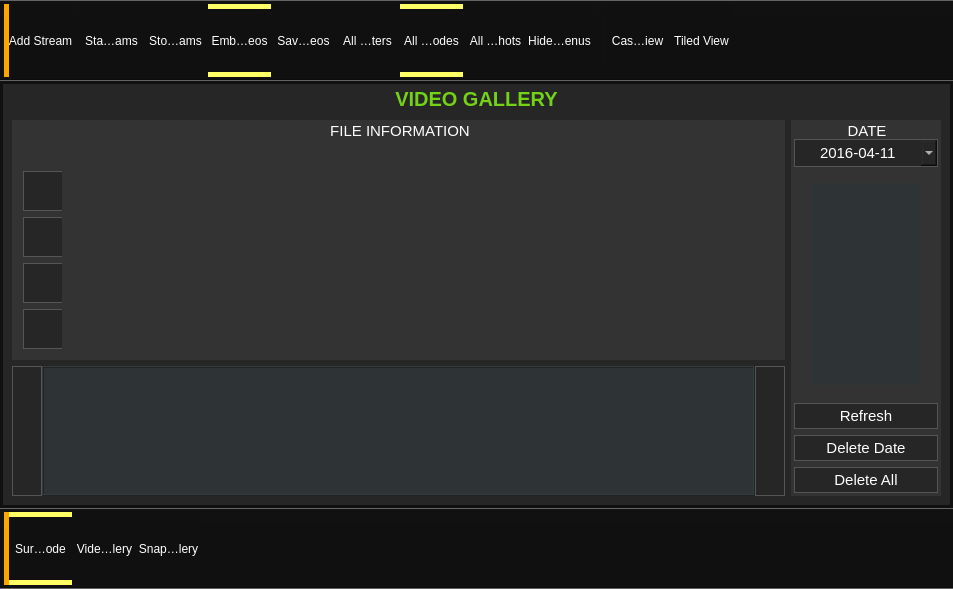
Old version of the form desktop-app/alpha.ui in the repository Owiredu/trestle-telnova-hack-2021.
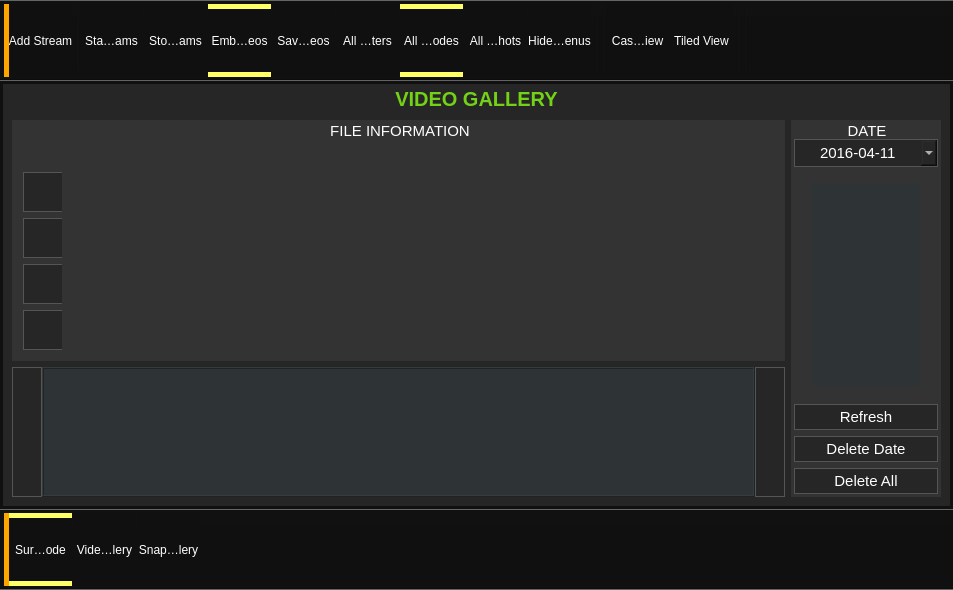
New version of the form. The open tabs and pages were chosen to show the change. Icons and pictures are not drawn.

What changed in the file:
```diff
--- a/desktop-app/alpha.ui
+++ b/desktop-app/alpha.ui
@@ -7,7 +7,7 @@
     <x>0</x>
     <y>0</y>
     <width>953</width>
-    <height>589</height>
+    <height>590</height>
    </rect>
   </property>
   <property name="minimumSize">
@@ -832,7 +832,7 @@
             <rect>
              <x>0</x>
              <y>0</y>
-             <width>768</width>
+             <width>104</width>
              <height>132</height>
             </rect>
            </property>
```
Left out of the diff: 4 changed lines with no effect on the pictures.
